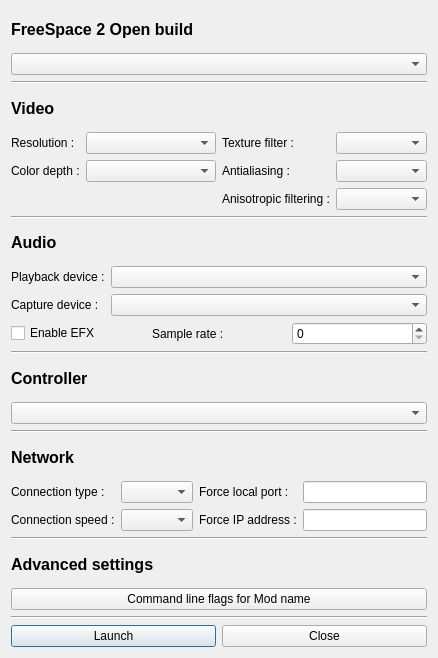
Old version of the form ui/settings.ui in the repository ngld/old-knossos.
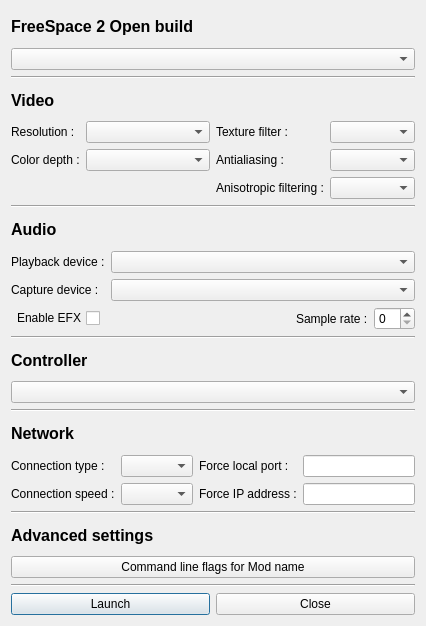
New version of the form.

Commit message: Network settings : full support.

What changed in the file:
```diff
--- a/ui/settings.ui
+++ b/ui/settings.ui
@@ -6,8 +6,8 @@
    <rect>
     <x>0</x>
     <y>0</y>
-    <width>438</width>
-    <height>658</height>
+    <width>426</width>
+    <height>626</height>
    </rect>
   </property>
   <property name="windowTitle">
@@ -176,13 +176,26 @@
      <item>
       <widget class="QCheckBox" name="snd_efx">
        <property name="layoutDirection">
-        <enum>Qt::LeftToRight</enum>
+        <enum>Qt::RightToLeft</enum>
        </property>
        <property name="text">
         <string>Enable EFX</string>
        </property>
       </widget>
      </item>
+     <item>
+      <spacer name="horizontalSpacer">
+       <property name="orientation">
+        <enum>Qt::Horizontal</enum>
+       </property>
+       <property name="sizeHint" stdset="0">
+        <size>
+         <width>40</width>
+         <height>20</height>
+        </size>
+       </property>
+      </spacer>
+     </item>
      <item>
       <widget class="QLabel" name="sampleRateLabel">
        <property name="text">
```
Left out of the diff: 10 changed lines with no effect on the pictures. The commit also changes 9 other files.
